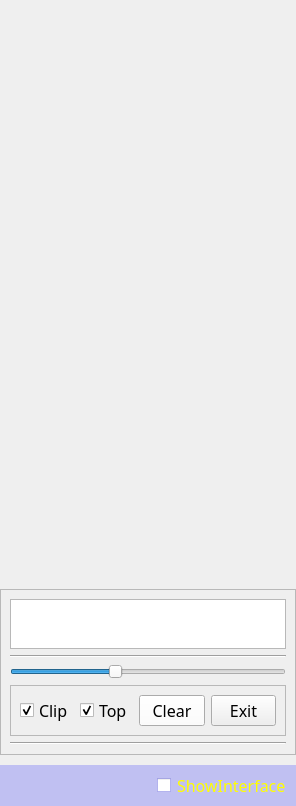
This is forms/MainWindow.ui in Sanvenir/TranslatorWidget as Qt 5 draws it before an edit. The edited form follows.
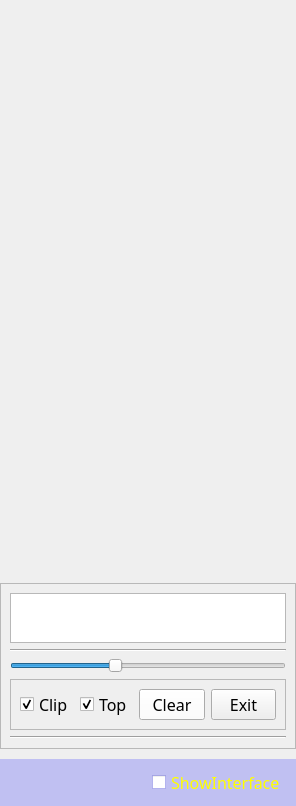
This is the edited form.

Commit message: Fix display problems in multi-screens

```diff
--- a/forms/MainWindow.ui
+++ b/forms/MainWindow.ui
@@ -28,6 +28,9 @@
   <property name="windowTitle">
    <string>Translator</string>
   </property>
+  <property name="autoFillBackground">
+   <bool>false</bool>
+  </property>
   <layout class="QVBoxLayout" name="verticalLayout">
    <property name="spacing">
     <number>10</number>
@@ -64,24 +67,6 @@
           </color>
          </brush>
         </colorrole>
-        <colorrole role="Text">
-         <brush brushstyle="SolidPattern">
-          <color alpha="255">
-           <red>100</red>
-           <green>100</green>
-           <blue>100</blue>
-          </color>
-         </brush>
-        </colorrole>
-        <colorrole role="PlaceholderText">
-         <brush brushstyle="NoBrush">
-          <color alpha="128">
-           <red>100</red>
-           <green>100</green>
-           <blue>100</blue>
-          </color>
-         </brush>
-        </colorrole>
        </active>
        <inactive>
         <colorrole role="WindowText">
@@ -93,50 +78,14 @@
           </color>
          </brush>
         </colorrole>
-        <colorrole role="Text">
-         <brush brushstyle="SolidPattern">
-          <color alpha="255">
-           <red>100</red>
-           <green>100</green>
-           <blue>100</blue>
-          </color>
-         </brush>
-        </colorrole>
-        <colorrole role="PlaceholderText">
-         <brush brushstyle="NoBrush">
-          <color alpha="128">
-           <red>100</red>
-           <green>100</green>
-           <blue>100</blue>
-          </color>
-         </brush>
-        </colorrole>
        </inactive>
        <disabled>
         <colorrole role="WindowText">
          <brush brushstyle="SolidPattern">
           <color alpha="255">
-           <red>127</red>
-           <green>127</green>
-           <blue>127</blue>
-          </color>
-         </brush>
-        </colorrole>
-        <colorrole role="Text">
-         <brush brushstyle="SolidPattern">
-          <color alpha="255">
-           <red>127</red>
-           <green>127</green>
-           <blue>127</blue>
-          </color>
-         </brush>
-        </colorrole>
-        <colorrole role="PlaceholderText">
-         <brush brushstyle="NoBrush">
-          <color alpha="128">
-           <red>100</red>
-           <green>100</green>
-           <blue>100</blue>
+           <red>120</red>
+           <green>120</green>
+           <blue>120</blue>
           </color>
          </brush>
         </colorrole>
@@ -536,7 +485,7 @@
          </brush>
         </colorrole>
         <colorrole role="PlaceholderText">
-         <brush brushstyle="SolidPattern">
+         <brush brushstyle="NoBrush">
           <color alpha="128">
            <red>0</red>
            <green>0</green>
@@ -682,7 +631,7 @@
          </brush>
         </colorrole>
         <colorrole role="PlaceholderText">
-         <brush brushstyle="SolidPattern">
+         <brush brushstyle="NoBrush">
           <color alpha="128">
            <red>0</red>
            <green>0</green>
@@ -828,7 +777,7 @@
          </brush>
         </colorrole>
         <colorrole role="PlaceholderText">
-         <brush brushstyle="SolidPattern">
+         <brush brushstyle="NoBrush">
           <color alpha="128">
            <red>0</red>
            <green>0</green>
@@ -849,27 +798,27 @@
       <property name="rightMargin">
        <number>10</number>
       </property>
+      <item>
+       <spacer name="horizontalSpacer">
+        <property name="orientation">
+         <enum>Qt::Horizontal</enum>
+        </property>
+        <property name="sizeHint" stdset="0">
+         <size>
+          <width>40</width>
+          <height>20</height>
+         </size>
+        </property>
+       </spacer>
+      </item>
       <item>
        <widget class="QCheckBox" name="showBox">
         <property name="sizePolicy">
-         <sizepolicy hsizetype="Expanding" vsizetype="Fixed">
+         <sizepolicy hsizetype="Minimum" vsizetype="Fixed">
           <horstretch>0</horstretch>
           <verstretch>0</verstretch>
          </sizepolicy>
         </property>
-        <property name="font">
-         <font>
-          <family>等线</family>
-          <pointsize>12</pointsize>
-         </font>
-        </property>
-        <property name="layoutDirection">
-         <enum>Qt::RightToLeft</enum>
-        </property>
-       </widget>
-      </item>
-      <item>
-       <widget class="QLabel" name="label">
         <property name="font">
          <font>
           <family>等线</family>
```
Left out of the diff: 13 changed lines with no effect on the pictures. The commit also changes 4 other files.
